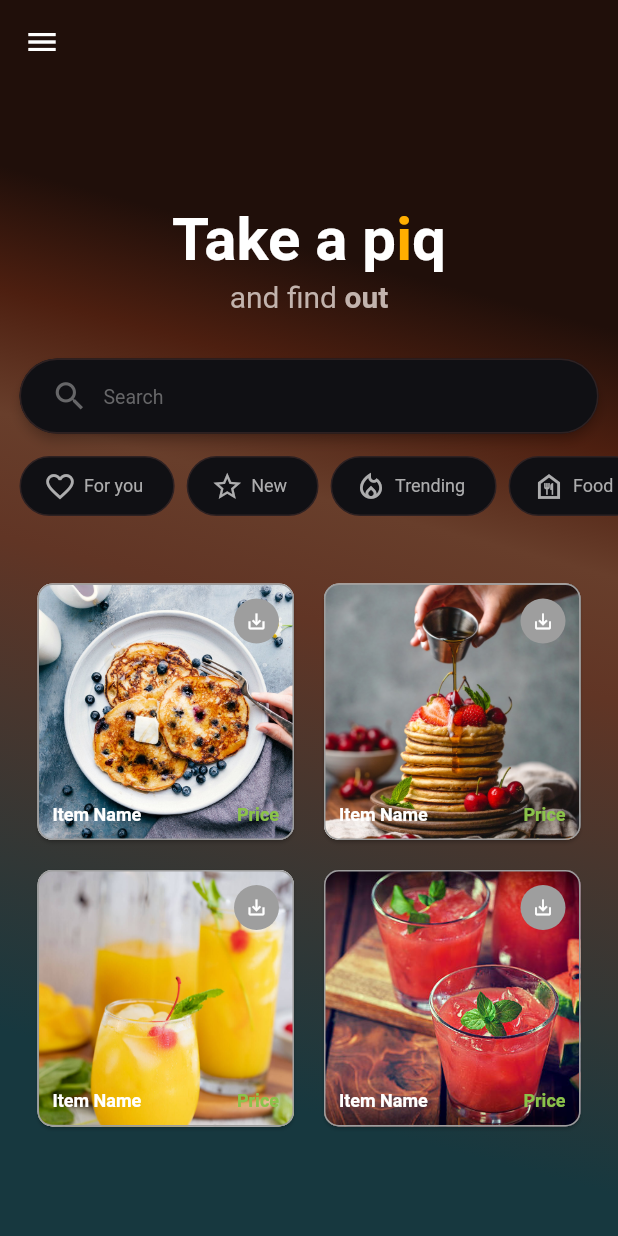
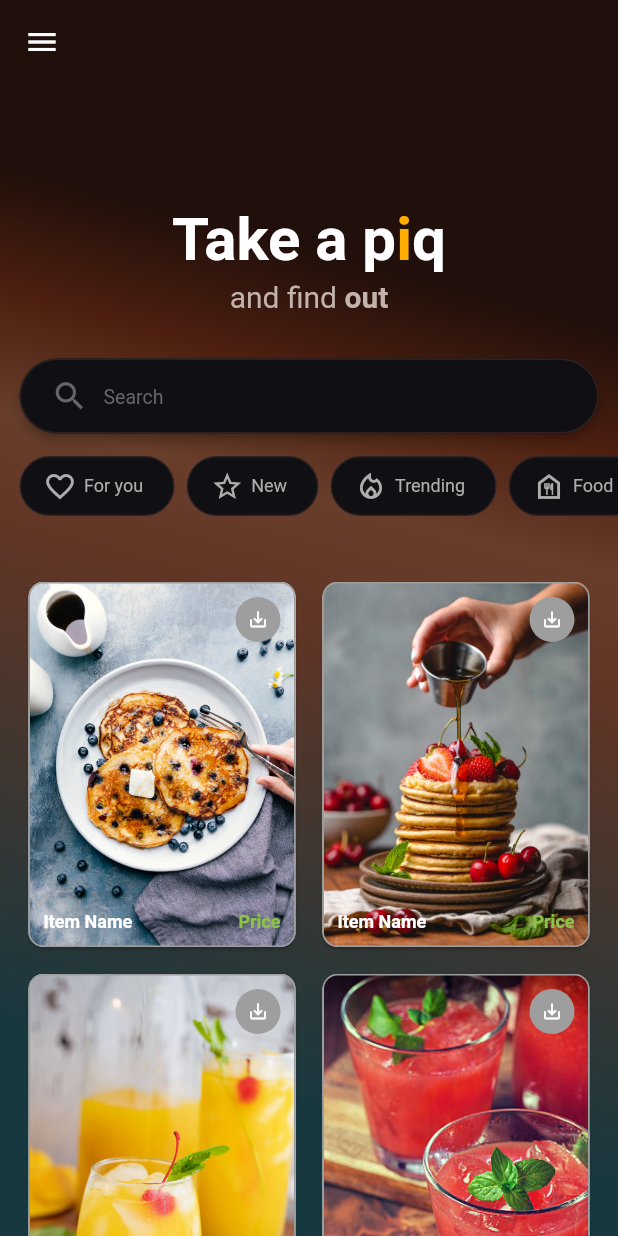
Before and after one commit to AdeebaKhani190626/Take-a-piq, a Flutter app: the screen it shows after launch, on a phone screen of 412 x 824 dp. Run offline on Flutter 3.47's test engine with Material 2 defaults, Android fonts, the phone set to English and light mode, and no system bars.

Commit message:
adjust card dimensions

```diff
--- a/lib/main.dart
+++ b/lib/main.dart
@@ -162,7 +162,8 @@ class HomePage extends StatelessWidget {
               Expanded(
                 child: GridView.count(
                   crossAxisCount: 2,
-                  padding: EdgeInsets.all(15),
+                  padding: EdgeInsets.only(left:10, right: 10, top: 15, bottom: 15),
+                  childAspectRatio: 0.75,
                   children: [
                     CardWidget(
                       image: 'assets/blueberry.jpg',
@@ -240,14 +241,17 @@ class CardWidget extends StatelessWidget {
   CardWidget({
     required this.image,
     required this.onSave,
-    this.width = 150,
-    this.height = 600,
+    this.width = 200,
+    this.height = 450,
   });
 
   @override
   Widget build(BuildContext context) {
-    return Card(
-      margin: EdgeInsets.all(10),
+    return Container(
+      width: width,
+      height: height,
+      margin: EdgeInsets.all(5),
+      child: Card(
         shape: RoundedRectangleBorder(
           borderRadius: BorderRadius.circular(10),
           side: BorderSide(
@@ -255,17 +259,14 @@ class CardWidget extends StatelessWidget {
             width: 1,
           ),
         ),
-      child: SizedBox(
-        width: width,
-        height: height,
         child: Stack(
           children: [
             ClipRRect(
               borderRadius: BorderRadius.circular(10),
               child: Image.asset(
+                height: height,
+                width: width,
                 image,
-                width: double.infinity,
-                height: double.infinity,
                 fit: BoxFit.cover,
               ),
             ),
```
Lines whose indentation alone changed are shown as unchanged.
